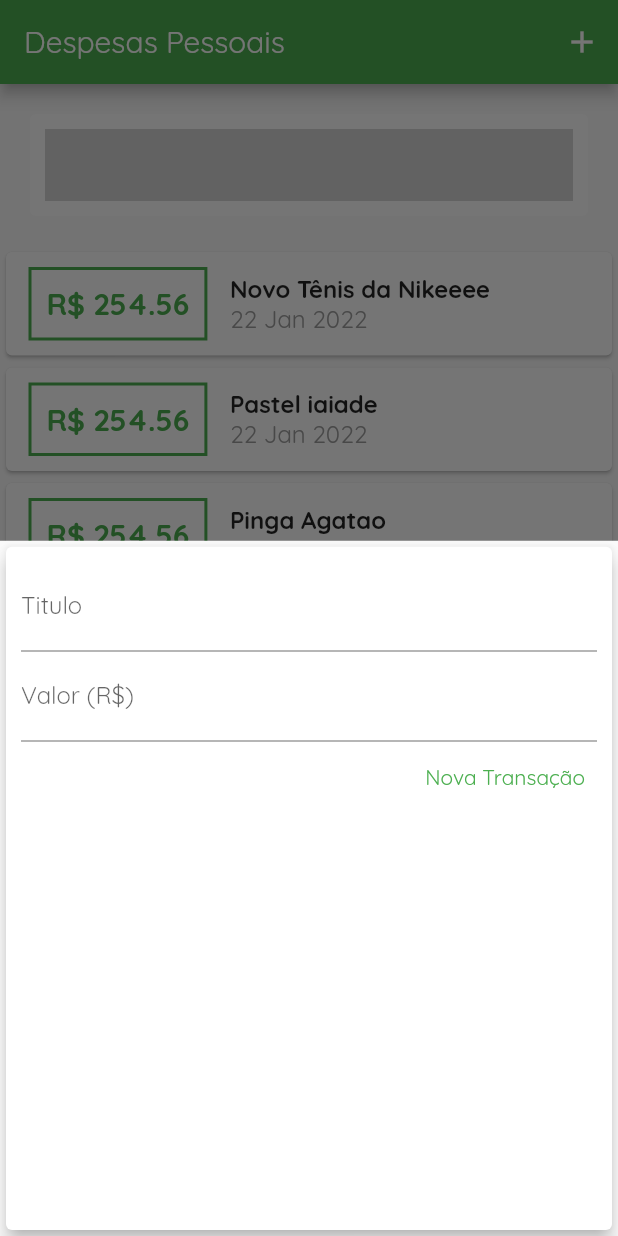
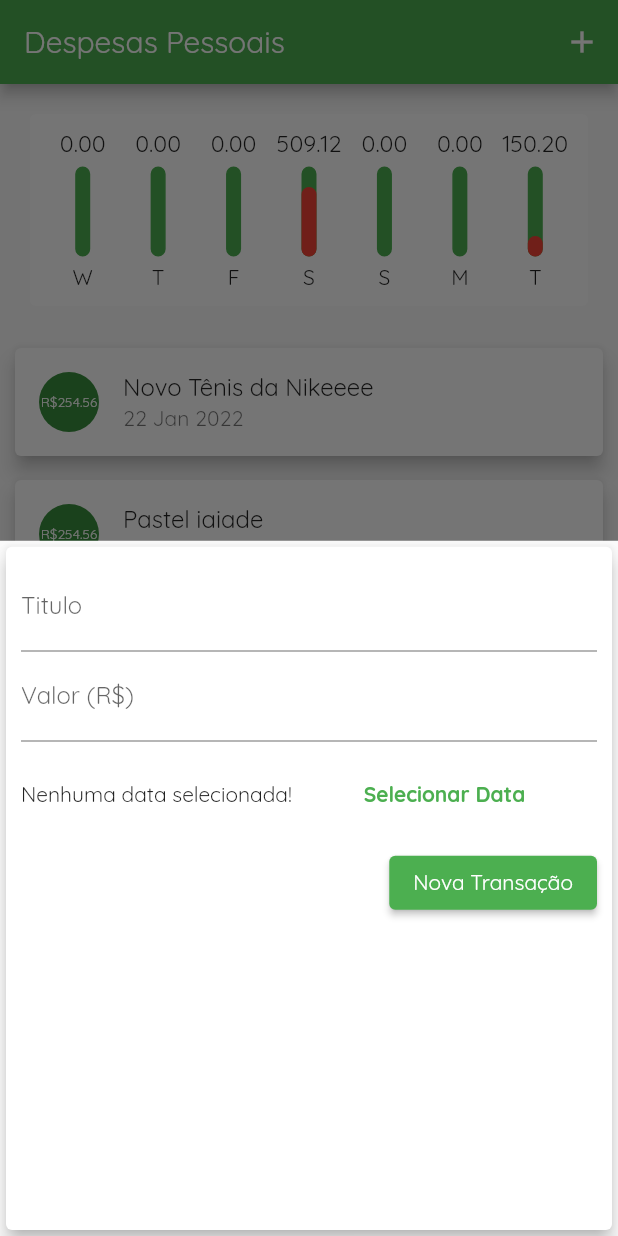
Before and after one commit to JoaoPauloPrata/depesas, a Flutter app: the screen it shows after launch, after a tap on the "add" icon, on a phone screen of 412 x 824 dp. Run offline on Flutter 3.47's test engine with Material 2 defaults, Android fonts, the phone set to English and light mode, and no system bars.

Commit message:
Preparando formulario para receber data ao cadastrar gasto

```diff
--- a/expenses/lib/components/chart.dart
+++ b/expenses/lib/components/chart.dart
@@ -22,7 +22,7 @@ class Chart extends StatelessWidget {
         }
       }
       return {'day': DateFormat.E().format(weekDay)[0], 'value': dayValue};
-    });
+    }).reversed.toList();
   }
 
   double get _weekTotalValue {
@@ -49,7 +49,7 @@ class Chart extends StatelessWidget {
                 ((tr['value'] as double) / _weekTotalValue),
               ),
             );
-          })valuereversed.toList(),
+          }).toList(),
         ),
       ),
     );
--- a/expenses/lib/components/chart_bar.dart
+++ b/expenses/lib/components/chart_bar.dart
@@ -11,7 +11,12 @@ class ChartBar extends StatelessWidget {
   Widget build(BuildContext context) {
     return Column(
       children: [
-        FittedBox(child: Text('${value.toStringAsFixed(2)}')),
+        Container(
+          height: 20,
+          child: FittedBox(
+            child: Text('${value.toStringAsFixed(2)}'),
+          ),
+        ),
         SizedBox(
           height: 5,
         ),
--- a/expenses/lib/components/transaction_form.dart
+++ b/expenses/lib/components/transaction_form.dart
@@ -35,16 +35,35 @@ class _TransactionFormState extends State<TransactionForm> {
                 decoration: const InputDecoration(labelText: 'Titulo'),
               ),
               TextField(
-                  keyboardType: TextInputType.number,
-                  controller: valueController,
-                  onSubmitted: (_) => _submitForm(),
-                  decoration: const InputDecoration(
-                    labelText: 'Valor (R\$)',
-                  )),
+                keyboardType: TextInputType.number,
+                controller: valueController,
+                onSubmitted: (_) => _submitForm(),
+                decoration: const InputDecoration(
+                  labelText: 'Valor (R\$)',
+                ),
+              ),
+              Container(
+                height: 70,
+                child: Row(
+                  children: [
+                    Text('Nenhuma data selecionada!'),
+                    SizedBox(
+                      width: 40,
+                    ),
+                    TextButton(
+                      child: Text(
+                        'Selecionar Data',
+                        style: TextStyle(fontWeight: FontWeight.bold),
+                      ),
+                      onPressed: () {},
+                    )
+                  ],
+                ),
+              ),
               Row(
                 mainAxisAlignment: MainAxisAlignment.end,
                 children: [
-                  TextButton(
+                  ElevatedButton(
                       child: const Text('Nova Transação'),
                       onPressed: _submitForm),
                 ],
--- a/expenses/lib/components/transaction_list.dart
+++ b/expenses/lib/components/transaction_list.dart
@@ -36,41 +36,24 @@ class TransactionList extends StatelessWidget {
               itemBuilder: (ctx, index) {
                 final tr = transactions[index];
                 return Card(
-                  child: Row(
-                    children: [
-                      Container(
-                        // ignore: prefer_const_constructors
-                        margin:
-                            EdgeInsets.symmetric(horizontal: 15, vertical: 10),
-                        decoration: BoxDecoration(
-                          border: Border.all(
-                              color: Theme.of(context).primaryColor, width: 2),
-                        ),
-                        padding: const EdgeInsets.all(10),
-                        child: Text(
-                          'R\$ ${tr.value.toStringAsFixed(2)}',
-                          style: const TextStyle(
-                              fontSize: 20,
-                              fontWeight: FontWeight.bold,
-                              color: Colors.green),
+                  elevation: 5,
+                  margin: const EdgeInsets.symmetric(
+                    vertical: 8,
+                    horizontal: 10,
+                  ),
+                  child: ListTile(
+                    leading: CircleAvatar(
+                      child: FittedBox(
+                        child: Padding(
+                          padding: const EdgeInsets.all(2.0),
+                          child: Text('R\$${tr.value}'),
                         ),
                       ),
-                      Column(
-                        crossAxisAlignment: CrossAxisAlignment.start,
-                        children: [
-                          Text(
-                            tr.title,
-                            style: const TextStyle(
-                                fontSize: 16, fontWeight: FontWeight.bold),
-                          ),
-                          Text(
-                            DateFormat('d MMM y').format(tr.date),
-                            style: const TextStyle(
-                                fontSize: 16, color: Colors.grey),
-                          )
-                        ],
-                      )
-                    ],
+                    ),
+                    title: Text(
+                      tr.title,
+                    ),
+                    subtitle: Text(DateFormat('d MMM y').format(tr.date)),
                   ),
                 );
               },
```
